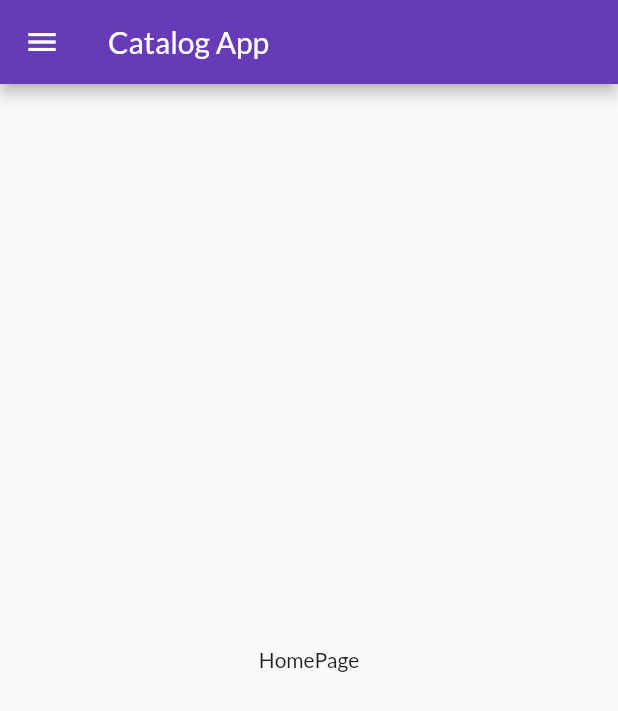
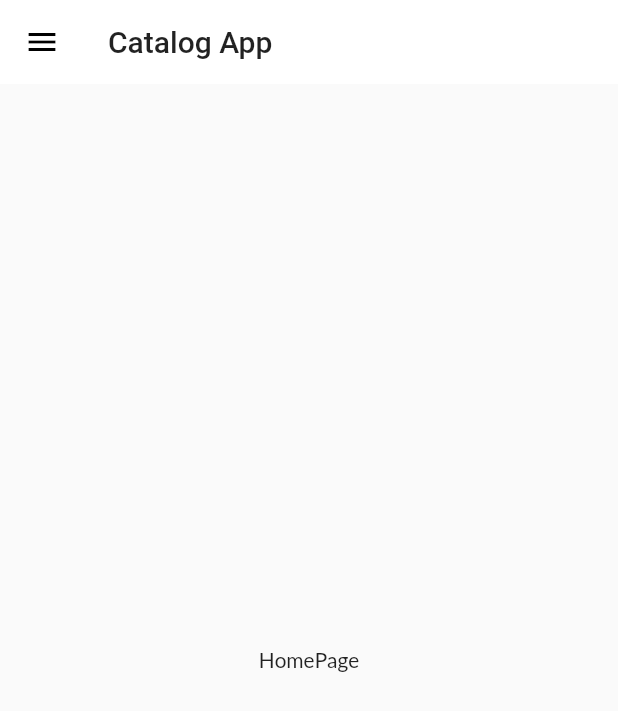
Before and after one commit to AvneetSingh2001/catalog-update, a Flutter app: the screen it shows after launch, on a phone screen of 412 x 824 dp. Shown: the top 711 px of the screen. Run offline on Flutter 3.47's test engine with Material 2 defaults, Android fonts, the phone set to English and light mode, and no system bars; our stand-ins replace google_fonts.

Commit message:
themeclass

```diff
--- a/lib/main.dart
+++ b/lib/main.dart
@@ -1,6 +1,7 @@
 import 'package:catalog_revision/pages/home_page.dart';
 import 'package:catalog_revision/pages/login_page.dart';
 import 'package:catalog_revision/utils/routes.dart';
+import 'package:catalog_revision/widgets/theme.dart';
 import 'package:flutter/material.dart';
 import 'package:google_fonts/google_fonts.dart';
 
@@ -16,11 +17,8 @@
     return MaterialApp(
       debugShowCheckedModeBanner: false,
       themeMode: ThemeMode.system,
-      theme: ThemeData(
-        primarySwatch: Colors.deepPurple,
-        fontFamily: GoogleFonts.lato().fontFamily,
-      ),
-      darkTheme: ThemeData(brightness: Brightness.dark),
+      theme: MyTheme.lightTheme(context),
+      darkTheme: MyTheme.darkTheme(context),
       initialRoute: Routes.HomePageRoute,
       routes: {
         "/": (context) => LoginPagin(),
--- /dev/null
+++ b/lib/widgets/theme.dart
@@ -0,0 +1,18 @@
+import 'package:flutter/material.dart';
+import 'package:google_fonts/google_fonts.dart';
+
+class MyTheme {
+  static ThemeData lightTheme(BuildContext context) => ThemeData(
+        primarySwatch: Colors.deepPurple,
+        appBarTheme: AppBarTheme(
+          color: Colors.white,
+          elevation: 0.0,
+          iconTheme: IconThemeData(color: Colors.black),
+          textTheme: Theme.of(context).textTheme,
+        ),
+        fontFamily: GoogleFonts.lato().fontFamily,
+      );
+
+  static ThemeData darkTheme(BuildContext context) =>
+      ThemeData(brightness: Brightness.dark);
+}
```
